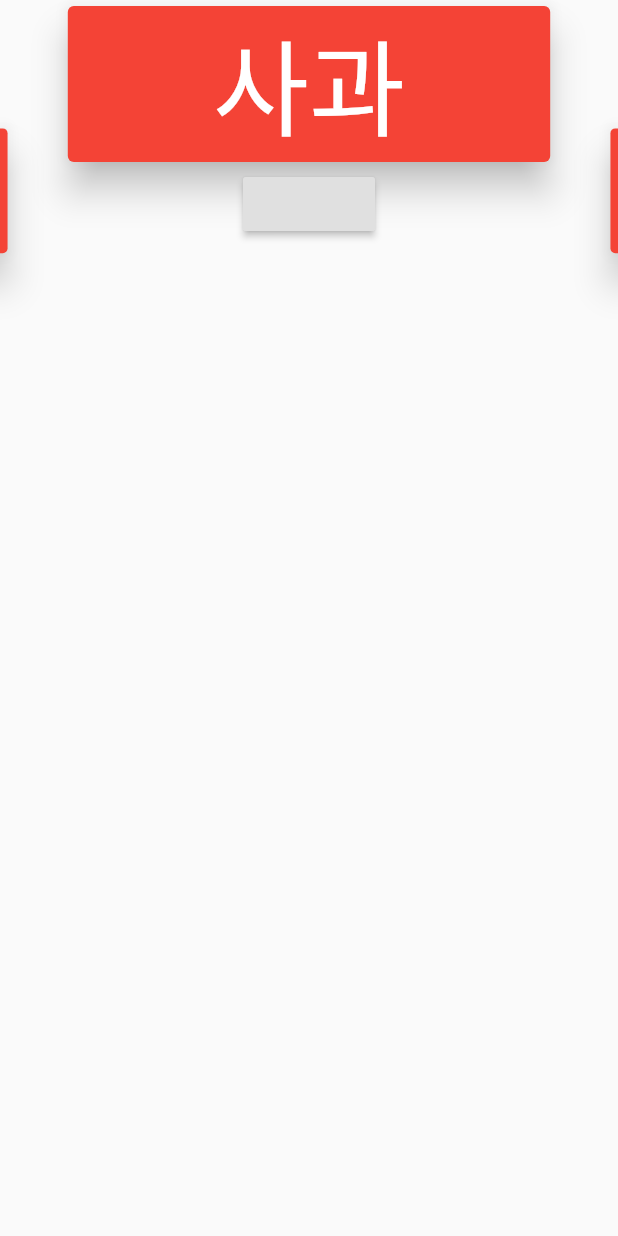
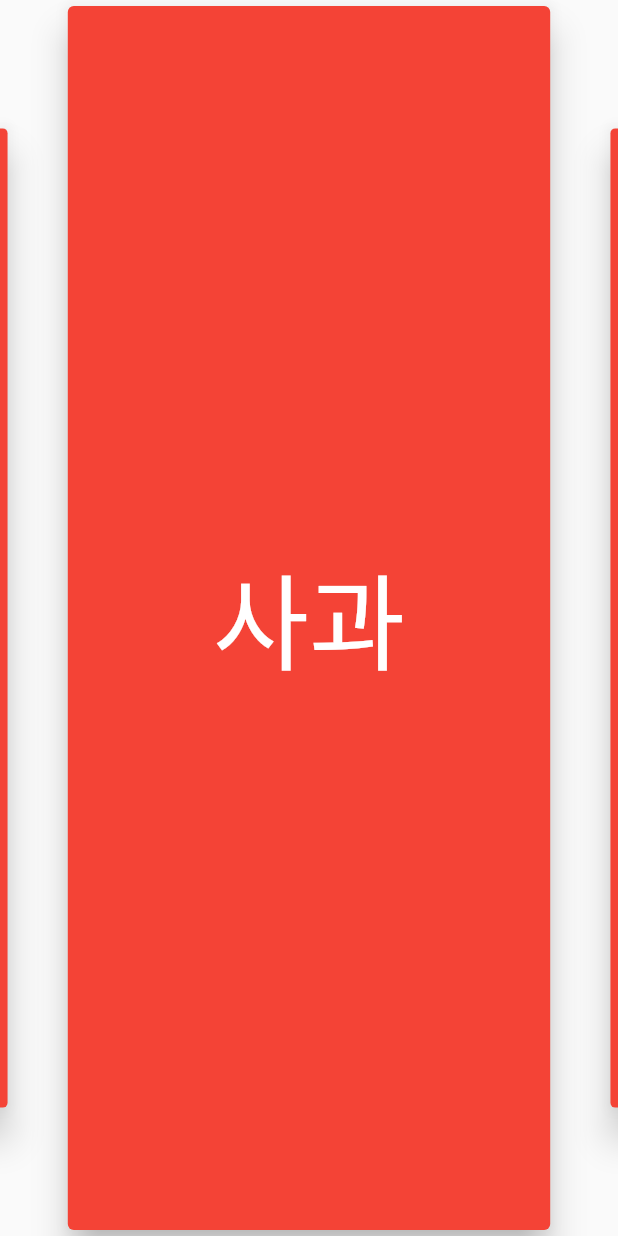
Before and after one commit to yuljlee/swiper_idea, a Flutter app: the screen it shows after launch, on a phone screen of 412 x 824 dp. Run offline on Flutter 3.47's test engine with Material 2 defaults, Android fonts, the phone set to English and light mode, and no system bars; drawn by our look-alikes of flip_card; our stand-ins replace flutter_swiper, flutter_tts.

Commit message:
feat: Change front card layout

```diff
--- a/lib/main.dart
+++ b/lib/main.dart
@@ -71,14 +71,7 @@ class _MyHomePageState extends State<MyHomePage> {
           return FlipCard(
           direction: FlipDirection.HORIZONTAL,
           speed: 500,
-
-          front: Column(
-            //  decoration: BoxDecoration(
-            //  color: Colors.deepOrange,
-            //  borderRadius: BorderRadius.all(Radius.circular(10.0)),
-            //  ),
-
-            children: <Widget>[
+          front:
               Card(
                 color: Colors.red,
                 elevation: 10,
@@ -88,10 +81,8 @@ class _MyHomePageState extends State<MyHomePage> {
                     style: TextStyle(color: Colors.white, fontSize: 70,),),
                   ),
                 ),
-              RaisedButton(onPressed: () => _speak(korWord[index]),
-              ),
-            ]
-          ),
+              // RaisedButton(onPressed: () => _speak(korWord[index]),
+              // ),
           back: Card(
             color: Colors.deepPurple,
             elevation: 10,
@@ -112,6 +103,7 @@ class _MyHomePageState extends State<MyHomePage> {
 
       ),
       )
+
     );
   }
 }
```
Lines whose indentation alone changed are shown as unchanged.
